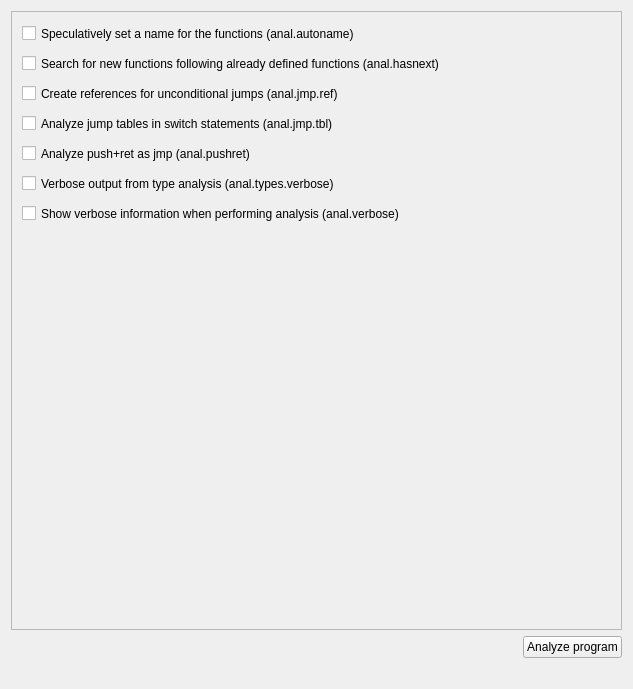
Above: src/dialogs/preferences/AnalOptionsWidget.ui from rizinorg/cutter before the change. Below: the same form after it.
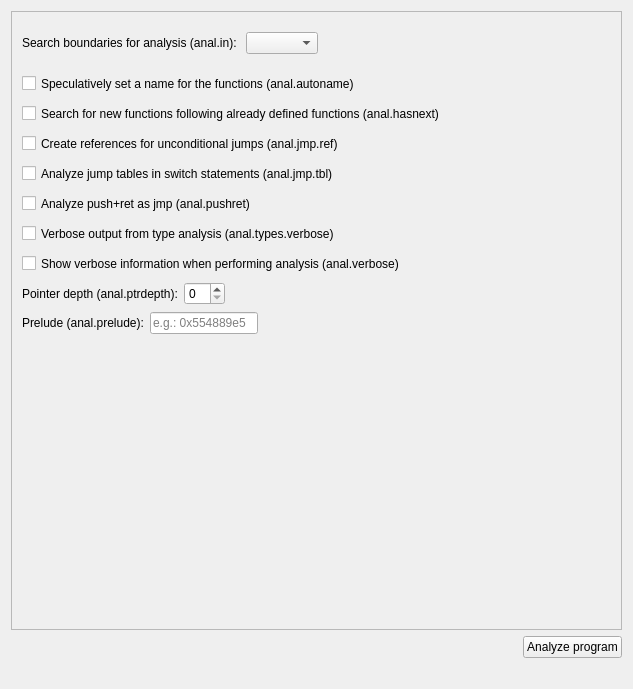
That is the form after the change.

Commit message: Add more options to the Analysis widget

Diff of the .ui file:
```diff
--- a/src/dialogs/preferences/AnalOptionsWidget.ui
+++ b/src/dialogs/preferences/AnalOptionsWidget.ui
@@ -46,7 +46,7 @@
          <property name="geometry">
           <rect>
            <x>10</x>
-           <y>190</y>
+           <y>240</y>
            <width>601</width>
            <height>23</height>
           </rect>
@@ -59,7 +59,7 @@
          <property name="geometry">
           <rect>
            <x>10</x>
-           <y>130</y>
+           <y>180</y>
            <width>601</width>
            <height>23</height>
           </rect>
@@ -72,7 +72,7 @@
          <property name="geometry">
           <rect>
            <x>10</x>
-           <y>160</y>
+           <y>210</y>
            <width>601</width>
            <height>23</height>
           </rect>
@@ -85,7 +85,7 @@
          <property name="geometry">
           <rect>
            <x>10</x>
-           <y>10</y>
+           <y>60</y>
            <width>601</width>
            <height>23</height>
           </rect>
@@ -98,7 +98,7 @@
          <property name="geometry">
           <rect>
            <x>10</x>
-           <y>40</y>
+           <y>90</y>
            <width>601</width>
            <height>23</height>
           </rect>
@@ -111,7 +111,7 @@
          <property name="geometry">
           <rect>
            <x>10</x>
-           <y>70</y>
+           <y>120</y>
            <width>601</width>
            <height>23</height>
           </rect>
@@ -124,7 +124,7 @@
          <property name="geometry">
           <rect>
            <x>10</x>
-           <y>100</y>
+           <y>150</y>
            <width>601</width>
            <height>23</height>
           </rect>
@@ -133,6 +133,125 @@
           <string>Analyze jump tables in switch statements (anal.jmp.tbl)</string>
          </property>
         </widget>
+        <widget class="QWidget" name="verticalLayoutWidget">
+         <property name="geometry">
+          <rect>
+           <x>10</x>
+           <y>20</y>
+           <width>581</width>
+           <height>27</height>
+          </rect>
+         </property>
+         <layout class="QFormLayout" name="formLayout">
+          <property name="fieldGrowthPolicy">
+           <enum>QFormLayout::ExpandingFieldsGrow</enum>
+          </property>
+          <item row="0" column="0">
+           <widget class="QLabel" name="analInLabel">
+            <property name="enabled">
+             <bool>true</bool>
+            </property>
+            <property name="minimumSize">
+             <size>
+              <width>0</width>
+              <height>0</height>
+             </size>
+            </property>
+            <property name="text">
+             <string>Search boundaries for analysis (anal.in): </string>
+            </property>
+           </widget>
+          </item>
+          <item row="0" column="1">
+           <widget class="QComboBox" name="analInComboBox"/>
+          </item>
+         </layout>
+        </widget>
+        <widget class="QWidget" name="verticalLayoutWidget_2">
+         <property name="geometry">
+          <rect>
+           <x>10</x>
+           <y>270</y>
+           <width>581</width>
+           <height>28</height>
+          </rect>
+         </property>
+         <layout class="QFormLayout" name="formLayout_2">
+          <property name="fieldGrowthPolicy">
+           <enum>QFormLayout::ExpandingFieldsGrow</enum>
+          </property>
+          <item row="0" column="0">
+           <widget class="QLabel" name="ptrdepthLabel">
+            <property name="enabled">
+             <bool>true</bool>
+            </property>
+            <property name="minimumSize">
+             <size>
+              <width>0</width>
+              <height>0</height>
+             </size>
+            </property>
+            <property name="text">
+             <string>Pointer depth (anal.ptrdepth):</string>
+            </property>
+           </widget>
+          </item>
+          <item row="0" column="1">
+           <widget class="QSpinBox" name="ptrdepthSpinBox">
+            <property name="minimum">
+             <number>0</number>
+            </property>
+            <property name="value">
+             <number>0</number>
+            </property>
+           </widget>
+          </item>
+         </layout>
+        </widget>
+        <widget class="QWidget" name="verticalLayoutWidget_3">
+         <property name="geometry">
+          <rect>
+           <x>10</x>
+           <y>300</y>
+           <width>581</width>
+           <height>28</height>
+          </rect>
+         </property>
+         <layout class="QFormLayout" name="formLayout_3">
+          <property name="fieldGrowthPolicy">
+           <enum>QFormLayout::ExpandingFieldsGrow</enum>
+          </property>
+          <item row="0" column="0">
+           <widget class="QLabel" name="preludeLabel">
+            <property name="enabled">
+             <bool>true</bool>
+            </property>
+            <property name="minimumSize">
+             <size>
+              <width>0</width>
+              <height>0</height>
+             </size>
+            </property>
+            <property name="text">
+             <string>Prelude (anal.prelude):</string>
+            </property>
+           </widget>
+          </item>
+          <item row="0" column="1">
+           <widget class="QLineEdit" name="preludeLineEdit">
+            <property name="sizePolicy">
+             <sizepolicy hsizetype="Preferred" vsizetype="Fixed">
+              <horstretch>0</horstretch>
+              <verstretch>0</verstretch>
+             </sizepolicy>
+            </property>
+            <property name="placeholderText">
+             <string notr="true">e.g.: 0x554889e5</string>
+            </property>
+           </widget>
+          </item>
+         </layout>
+        </widget>
        </widget>
       </widget>
      </item>
```
The commit also changes 4 other files.
